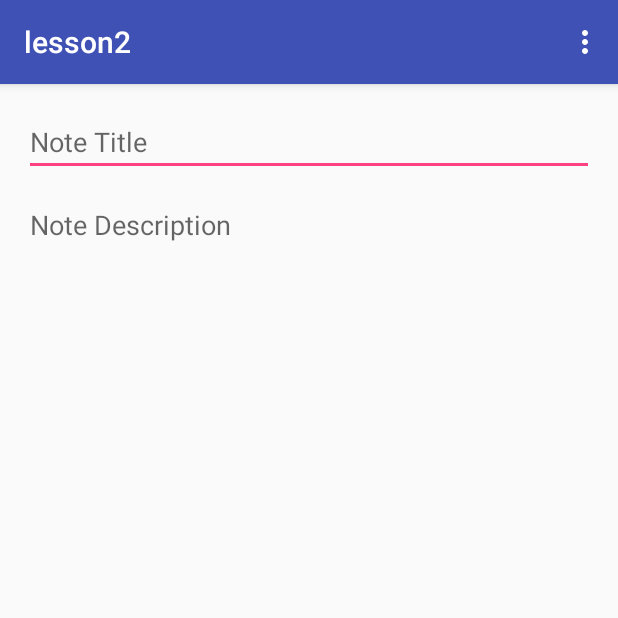
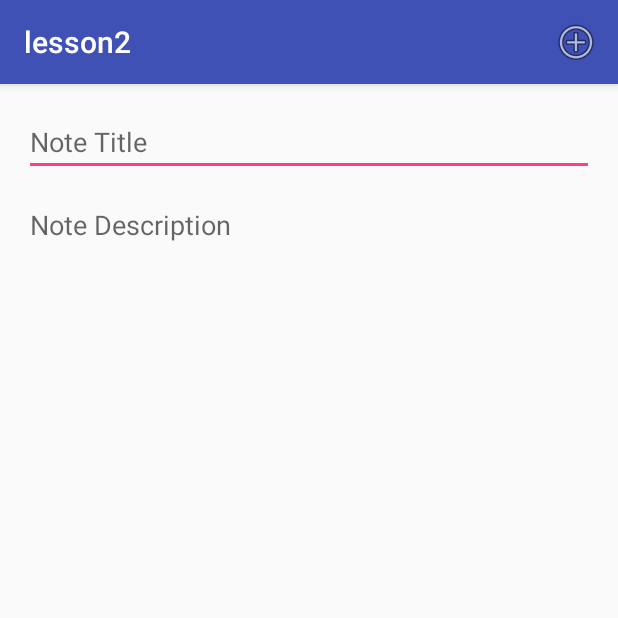
Before and after one commit to GDGLima/study_jam_ascendio2016, an Android app: the AddNoteActivity screen opened directly, with no data from a screen before it, on a phone screen of 412 x 824 dp, the top half of it. Run offline under Robolectric (Android 15) with nearby library versions, the phone set to English and light mode, and no system bars.

Commit message:
menu icon

```diff
--- a/lesson2/app/src/main/res/menu/add_note_menu.xml
+++ b/lesson2/app/src/main/res/menu/add_note_menu.xml
@@ -1,7 +1,9 @@
 <?xml version="1.0" encoding="utf-8"?>
-<menu xmlns:android="http://schemas.android.com/apk/res/android">
+<menu xmlns:android="http://schemas.android.com/apk/res/android"
+    xmlns:app="http://schemas.android.com/apk/res-auto">
     <item
         android:id="@+id/addNote"
         android:icon="@android:drawable/ic_menu_add"
-        android:title="@string/add_note" />
+        android:title="@string/add_note"
+        app:showAsAction="always" />
 </menu>
--- a/lesson2/app/src/main/res/menu/main_menu.xml
+++ b/lesson2/app/src/main/res/menu/main_menu.xml
@@ -1,8 +1,9 @@
 <?xml version="1.0" encoding="utf-8"?>
-<menu xmlns:android="http://schemas.android.com/apk/res/android">
+<menu xmlns:android="http://schemas.android.com/apk/res/android"
+    xmlns:app="http://schemas.android.com/apk/res-auto">
     <item
         android:id="@+id/newNote"
         android:icon="@android:drawable/ic_menu_add"
-        android:showAsAction="ifRoom"
+        app:showAsAction="always"
         android:title="@string/add_note" />
 </menu>
```
